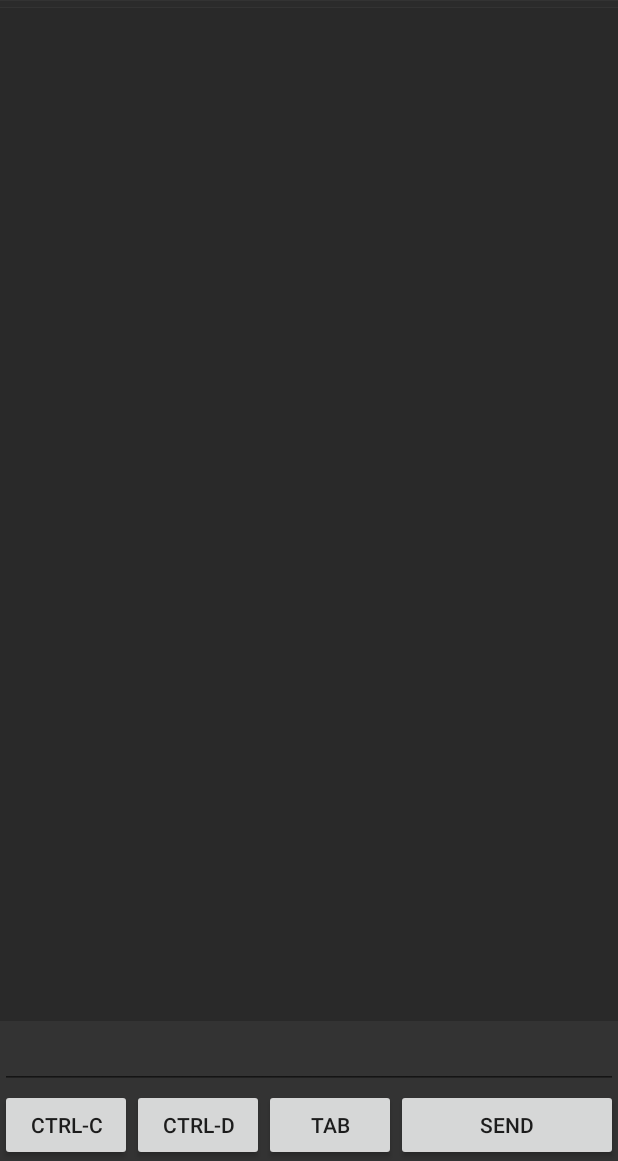
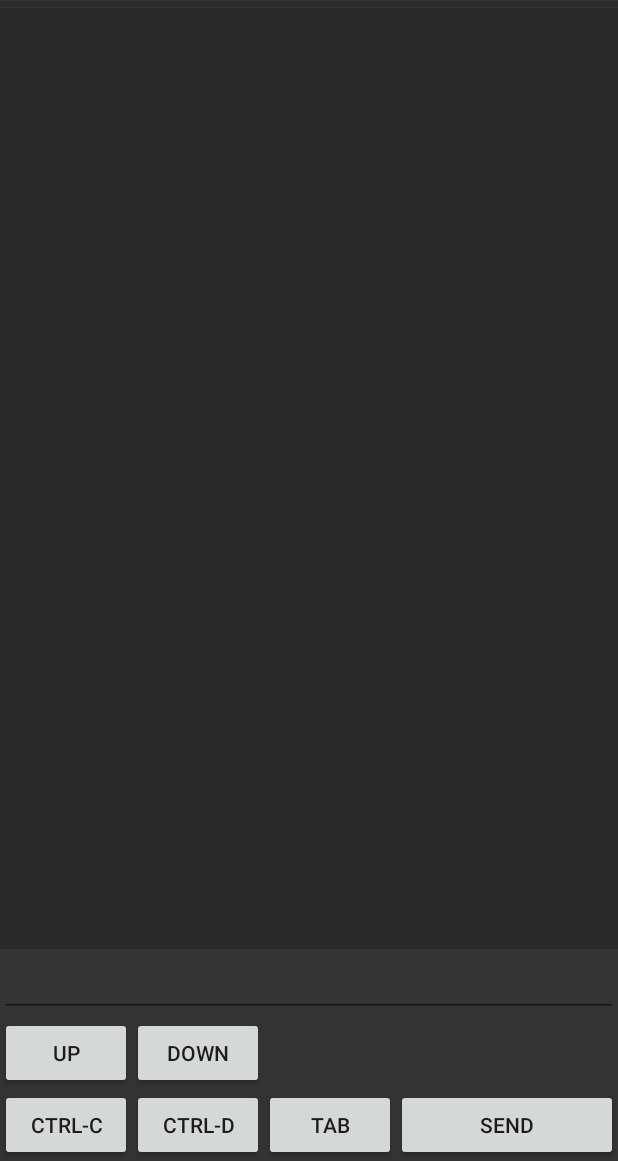
Before and after one commit to FoamyGuy/Android_CircuitPython_Editor, an Android app: the screen it shows after launch (MainActivity), on a phone screen of 412 x 824 dp, the part 75-1236 px from its top. Run offline under Robolectric (Android 15) with nearby library versions, the phone set to English and light mode, and no system bars; libraries missing offline, so code that uses them is left out: com.felhr.usbserial; 2 statements that could not run were skipped.

Commit message:
adding up and down buttons for terminal history. fix bug affecting tab completion when the entered text contains parenthesis or other regex escape codes.

```diff
--- a/app/src/main/res/layout/terminal_layout.xml
+++ b/app/src/main/res/layout/terminal_layout.xml
@@ -27,11 +27,28 @@
         android:id="@+id/inputEdt"
         android:layout_width="match_parent"
         android:layout_height="wrap_content"
-        android:layout_above="@id/buttonSend"
+        android:layout_above="@+id/buttonUpArrow"
         android:textColor="#00AA00"
         android:ems="10">
 
     </EditText>
+
+    <Button
+        android:id="@+id/buttonUpArrow"
+        android:layout_width="wrap_content"
+        android:layout_height="wrap_content"
+        android:text="Up"
+        android:layout_above="@id/buttonSend"
+        android:onClick="sendUpArrow"/>
+
+    <Button
+        android:id="@+id/buttonDownArrow"
+        android:layout_width="wrap_content"
+        android:layout_height="wrap_content"
+        android:text="Down"
+        android:layout_toRightOf="@id/buttonUpArrow"
+        android:layout_above="@id/buttonSend"
+        android:onClick="sendDownArrow"/>
 
 
     <Button
```
Also changed, not shown: app/src/main/java/com/foamyguy/circuitpythoneditor/MainActivity.java (+45 -3 lines).
